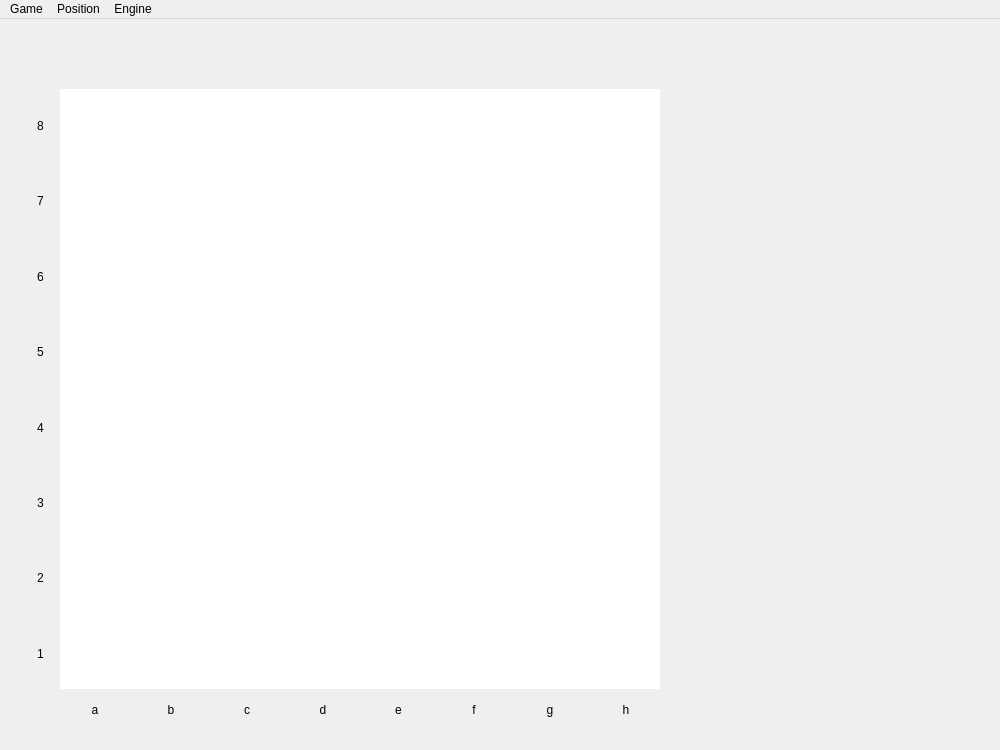
This is src/gui/mainwindow.ui in ztaous/ChessQt as Qt 5 draws it before an edit. The edited form follows.
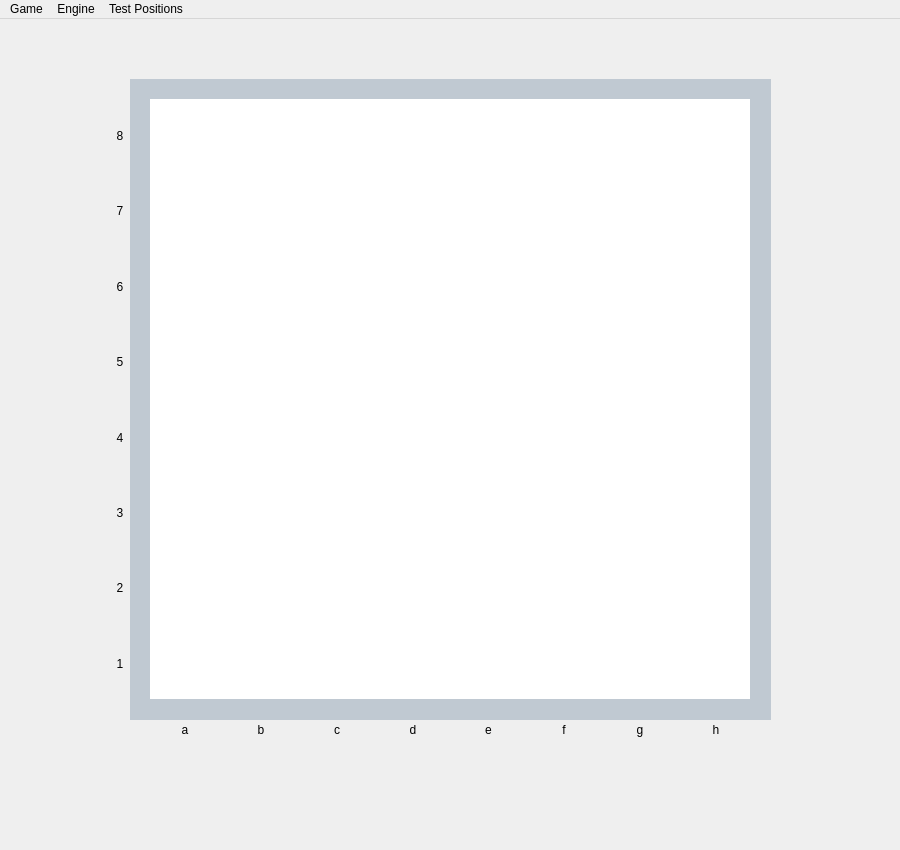
This is the edited form.

What changed in the file:
```diff
--- a/src/gui/mainwindow.ui
+++ b/src/gui/mainwindow.ui
@@ -6,20 +6,20 @@
    <rect>
     <x>0</x>
     <y>0</y>
-    <width>1000</width>
-    <height>750</height>
+    <width>900</width>
+    <height>850</height>
    </rect>
   </property>
   <property name="minimumSize">
    <size>
-    <width>1000</width>
-    <height>750</height>
+    <width>900</width>
+    <height>850</height>
    </size>
   </property>
   <property name="maximumSize">
    <size>
-    <width>1000</width>
-    <height>750</height>
+    <width>900</width>
+    <height>850</height>
    </size>
   </property>
   <property name="mouseTracking">
@@ -38,8 +38,8 @@
    <widget class="QWidget" name="gridLayoutWidget">
     <property name="geometry">
      <rect>
-      <x>60</x>
-      <y>680</y>
+      <x>150</x>
+      <y>700</y>
       <width>601</width>
       <height>21</height>
      </rect>
@@ -130,9 +130,9 @@
    <widget class="QWidget" name="gridLayoutWidget_3">
     <property name="geometry">
      <rect>
-      <x>30</x>
-      <y>70</y>
-      <width>21</width>
+      <x>110</x>
+      <y>80</y>
+      <width>20</width>
       <height>601</height>
      </rect>
     </property>
@@ -228,8 +228,8 @@
    <widget class="QGraphicsView" name="graphicsViewBoard">
     <property name="geometry">
      <rect>
-      <x>60</x>
-      <y>70</y>
+      <x>150</x>
+      <y>80</y>
       <width>600</width>
       <height>600</height>
      </rect>
@@ -262,7 +262,7 @@
      <enum>QFrame::Shadow::Plain</enum>
     </property>
     <property name="lineWidth">
-     <number>0</number>
+     <number>1</number>
     </property>
     <property name="midLineWidth">
      <number>0</number>
@@ -280,12 +280,18 @@
    <widget class="QLabel" name="gameStatus">
     <property name="geometry">
      <rect>
-      <x>190</x>
-      <y>40</y>
+      <x>280</x>
+      <y>20</y>
       <width>341</width>
       <height>20</height>
      </rect>
     </property>
+    <property name="font">
+     <font>
+      <pointsize>12</pointsize>
+      <bold>true</bold>
+     </font>
+    </property>
     <property name="text">
      <string/>
     </property>
@@ -293,19 +299,49 @@
      <set>Qt::AlignmentFlag::AlignCenter</set>
     </property>
    </widget>
+   <widget class="QFrame" name="boardFrame">
+    <property name="geometry">
+     <rect>
+      <x>130</x>
+      <y>60</y>
+      <width>641</width>
+      <height>641</height>
+     </rect>
+    </property>
+    <property name="autoFillBackground">
+     <bool>false</bool>
+    </property>
+    <property name="styleSheet">
+     <string notr="true">background-color: rgb(192, 201, 210);</string>
+    </property>
+    <property name="frameShape">
+     <enum>QFrame::Shape::NoFrame</enum>
+    </property>
+    <property name="frameShadow">
+     <enum>QFrame::Shadow::Plain</enum>
+    </property>
+    <property name="lineWidth">
+     <number>1</number>
+    </property>
+   </widget>
+   <zorder>boardFrame</zorder>
+   <zorder>gridLayoutWidget</zorder>
+   <zorder>gridLayoutWidget_3</zorder>
+   <zorder>graphicsViewBoard</zorder>
+   <zorder>gameStatus</zorder>
   </widget>
   <widget class="QMenuBar" name="menuBar">
    <property name="geometry">
     <rect>
      <x>0</x>
      <y>0</y>
-     <width>1000</width>
+     <width>900</width>
      <height>24</height>
     </rect>
    </property>
    <widget class="QMenu" name="menuPositions">
     <property name="title">
-     <string>Position</string>
+     <string>Test Positions</string>
     </property>
     <addaction name="separator"/>
     <addaction name="actionposition_1"/>
@@ -328,8 +364,8 @@
     </property>
    </widget>
    <addaction name="menuGame"/>
-   <addaction name="menuPositions"/>
    <addaction name="menuEngine"/>
+   <addaction name="menuPositions"/>
   </widget>
   <action name="actionReset">
    <property name="text">
```
Left out of the diff: 77 changed lines with no effect on the pictures.
